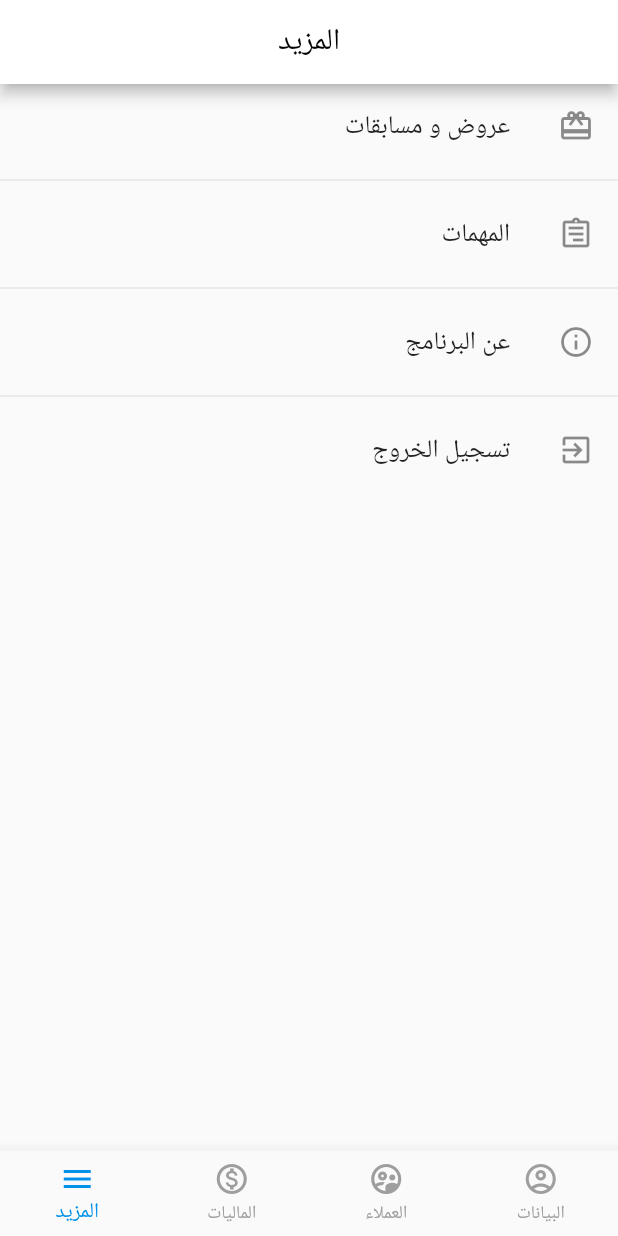
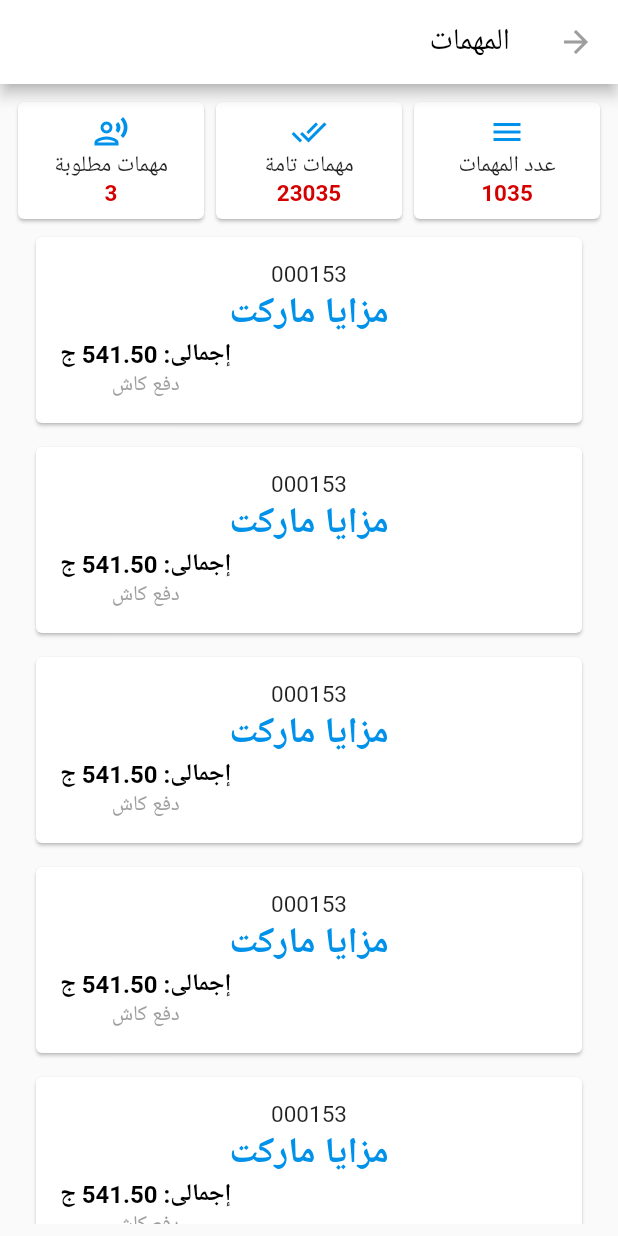
Before and after one commit to ziyadmansy/elwataneya-sales-project-flutter, a Flutter app: the screen it shows after launch, item 4 of the bottom bar chosen, after a tap on "المهمات", on a phone screen of 412 x 824 dp. Run offline on Flutter 3.47's test engine with Material 2 defaults, Android fonts, the phone set to English and light mode, and no system bars; our stand-ins replace curved_navigation_bar, flutter_spinkit.

Commit message:
Tasks UI Made

```diff
--- a/lib/main.dart
+++ b/lib/main.dart
@@ -1,7 +1,9 @@
 import 'package:elwataneya_sales_app/screens/employees_screens/route_employees.dart';
 import 'package:elwataneya_sales_app/screens/employees_screens/new_employee_screen.dart';
+import 'package:elwataneya_sales_app/screens/finances_screens/bills_Screen.dart';
 import 'package:elwataneya_sales_app/screens/main_layouts/main_layout_screen.dart';
 import 'package:elwataneya_sales_app/screens/more_screens/offers_screen.dart';
+import 'package:elwataneya_sales_app/screens/more_screens/tasks_screen.dart';
 import 'package:flutter/material.dart';
 import 'package:flutter_localizations/flutter_localizations.dart';
 
@@ -33,6 +35,8 @@ class WataneyaApp extends StatelessWidget {
         NewEmployeeScreen.ROUTE_NAME: (context) => NewEmployeeScreen(),
         RouteEmployeesScreen.ROUTE_NAME: (context) => RouteEmployeesScreen(),
         OffersScreen.ROUTE_NAME: (context) => OffersScreen(),
+        BillsScreen.ROUTE_NAME: (context) => BillsScreen(),
+        TasksScreen.ROUTE_NAME: (context) => TasksScreen(),
       },
     );
   }
--- a/lib/screens/bottom_nav_screens/finances_screen.dart
+++ b/lib/screens/bottom_nav_screens/finances_screen.dart
@@ -1,3 +1,4 @@
+import 'package:elwataneya_sales_app/screens/finances_screens/bills_Screen.dart';
 import 'package:flutter/material.dart';
 
 class FinancesScreen extends StatelessWidget {
@@ -9,7 +10,9 @@ class FinancesScreen extends StatelessWidget {
           title: Text('الفواتير'),
           subtitle: Text('تفاصيل فواتير العملاء'),
           leading: Icon(Icons.receipt_outlined),
-          onTap: () {},
+          onTap: () {
+            Navigator.of(context).pushNamed(BillsScreen.ROUTE_NAME);
+          },
         ),
         Divider(),
         ListTile(
--- a/lib/screens/bottom_nav_screens/more_screen.dart
+++ b/lib/screens/bottom_nav_screens/more_screen.dart
@@ -1,4 +1,5 @@
 import 'package:elwataneya_sales_app/screens/more_screens/offers_screen.dart';
+import 'package:elwataneya_sales_app/screens/more_screens/tasks_screen.dart';
 import 'package:flutter/material.dart';
 
 class MoreScreen extends StatelessWidget {
@@ -17,7 +18,9 @@ class MoreScreen extends StatelessWidget {
         ListTile(
           title: Text('المهمات'),
           leading: Icon(Icons.assignment_outlined),
-          onTap: () {},
+          onTap: () {
+            Navigator.of(context).pushNamed(TasksScreen.ROUTE_NAME);
+          },
         ),
         Divider(),
         ListTile(
--- /dev/null
+++ b/lib/screens/more_screens/tasks_screen.dart
@@ -0,0 +1,103 @@
+import 'package:elwataneya_sales_app/utils/constants.dart';
+import 'package:elwataneya_sales_app/widgets/triple_lines_card.dart';
+import 'package:flutter/material.dart';
+
+class TasksScreen extends StatefulWidget {
+  static const String ROUTE_NAME = '/tasksScreen';
+  @override
+  _TasksScreenState createState() => _TasksScreenState();
+}
+
+class _TasksScreenState extends State<TasksScreen> {
+  @override
+  Widget build(BuildContext context) {
+    return Scaffold(
+      appBar: AppBar(
+        title: const Text(
+          'المهمات',
+          style: TextStyle(color: Colors.black),
+        ),
+        backgroundColor: Colors.white,
+        iconTheme: kappBarIconTheme,
+      ),
+      body: Padding(
+        padding: const EdgeInsets.all(8),
+        child: Column(
+          children: [
+            Row(
+              children: [
+                Expanded(
+                  child: TripleLinesCard(
+                    title: 'عدد المهمات',
+                    priceValue: 1035.toString(),
+                    icon: Icons.menu,
+                  ),
+                ),
+                Expanded(
+                  child: TripleLinesCard(
+                    title: 'مهمات تامة',
+                    priceValue: 23035.toString(),
+                    icon: Icons.done_all,
+                  ),
+                ),
+                Expanded(
+                  child: TripleLinesCard(
+                    title: 'مهمات مطلوبة',
+                    priceValue: 3.toString(),
+                    icon: Icons.record_voice_over_outlined,
+                  ),
+                ),
+              ],
+            ),
+            Expanded(
+              child: ListView.builder(
+                itemCount: 5,
+                itemBuilder: (context, i) {
+                  return Card(
+                    margin:
+                        EdgeInsets.symmetric(horizontal: 16.0, vertical: 8.0),
+                    child: Padding(
+                      padding: const EdgeInsets.all(16.0),
+                      child: Column(
+                        children: [
+                          Text('000153'),
+                          Text(
+                            'مزايا ماركت',
+                            style: ktitleTextStyle,
+                          ),
+                          Row(
+                            children: [
+                              Spacer(),
+                              Column(
+                                children: [
+                                  Text(
+                                    'إجمالى: 541.50 ج',
+                                    style: TextStyle(
+                                      color: Colors.black,
+                                      fontWeight: FontWeight.bold,
+                                      fontSize: 16.0,
+                                    ),
+                                  ),
+                                  Text(
+                                    'دفع كاش',
+                                    style: ksubtitleTextStyle.copyWith(
+                                      fontSize: 14,
+                                    ),
+                                  ),
+                                ],
+                              ),
+                            ],
+                          ),
+                        ],
+                      ),
+                    ),
+                  );
+                },
+              ),
+            ),
+          ],
+        ),
+      ),
+    );
+  }
+}
--- a/lib/utils/constants.dart
+++ b/lib/utils/constants.dart
@@ -2,6 +2,7 @@ import 'package:flutter/material.dart';
 import 'package:flutter_spinkit/flutter_spinkit.dart';
 
 final Color mainColor = Colors.lightBlueAccent[700];
+final Color redColor = Colors.redAccent[700];
 
 const kappBarIconTheme = IconThemeData(color: Colors.grey);
 
@@ -23,12 +24,12 @@ const kverticalSpace32 = SizedBox(
 );
 
 final ktitleTextStyle = TextStyle(
-  fontSize: 28.0,
+  fontSize: 24.0,
   color: mainColor,
   fontWeight: FontWeight.bold,
 );
 
 const ksubtitleTextStyle = TextStyle(
-  fontSize: 20.0,
+  fontSize: 16.0,
   color: Colors.grey,
 );
--- /dev/null
+++ b/lib/widgets/triple_lines_card.dart
@@ -0,0 +1,40 @@
+import 'package:elwataneya_sales_app/utils/constants.dart';
+import 'package:flutter/material.dart';
+
+class TripleLinesCard extends StatelessWidget {
+  final String title;
+  final String priceValue;
+  final IconData icon;
+
+  const TripleLinesCard({this.title, this.priceValue, this.icon});
+
+  @override
+  Widget build(BuildContext context) {
+    return Card(
+      child: Padding(
+        padding: const EdgeInsets.all(8.0),
+        child: Column(
+          mainAxisSize: MainAxisSize.min,
+          children: [
+            Icon(
+              icon,
+              color: mainColor,
+            ),
+            Text(
+              title,
+              textAlign: TextAlign.center,
+            ),
+            Text(
+              priceValue,
+              style: TextStyle(
+                color: redColor,
+                fontWeight: FontWeight.bold
+              ),
+              textAlign: TextAlign.center,
+            ),
+          ],
+        ),
+      ),
+    );
+  }
+}
```
Also changed, not shown: lib/screens/employees_screens/route_employees.dart (+22 -1 lines), lib/screens/finances_screens/bills_Screen.dart (added, +104 -0 lines).
